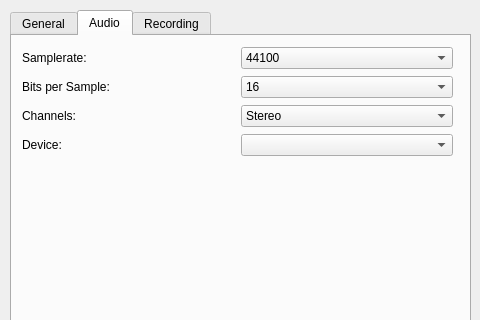
This is settingsdialog.ui in napcode/appstream as Qt 5 draws it before an edit; both pictures show x 0 to 480 and y 0 to 320 of the 480 by 640 pixel window. The edited form follows.
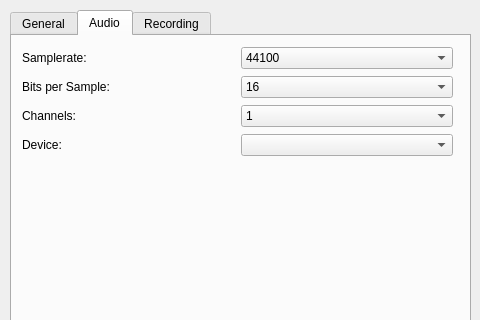
This is the edited form. The open tabs and pages were chosen to show the change.

Commit message: WIP lame encoder & filewriter partially working (stereo problems)

What changed in the file:
```diff
--- a/settingsdialog.ui
+++ b/settingsdialog.ui
@@ -382,16 +382,16 @@
       <item row="2" column="1">
        <widget class="QComboBox" name="cbChannels">
         <property name="currentIndex">
-         <number>1</number>
+         <number>0</number>
         </property>
         <item>
          <property name="text">
-          <string>Mono</string>
+          <string>1</string>
          </property>
         </item>
         <item>
          <property name="text">
-          <string>Stereo</string>
+          <string>2</string>
          </property>
         </item>
        </widget>
```
Left out of the diff: 2 changed lines with no effect on the pictures. The commit also changes 26 other files.
